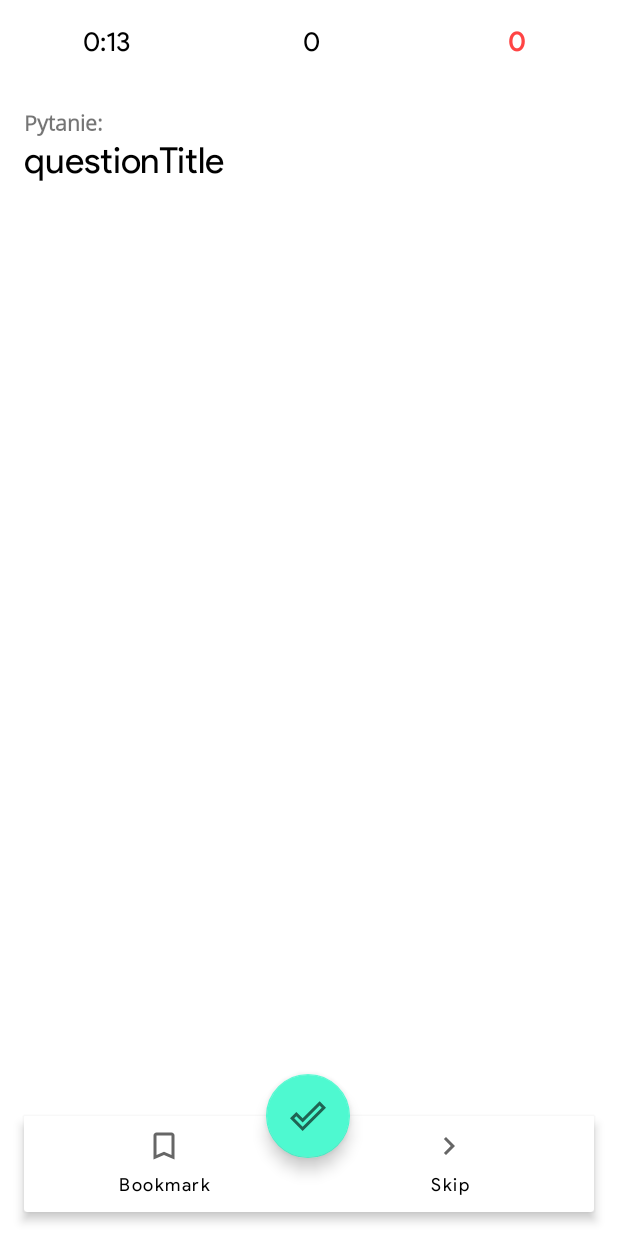
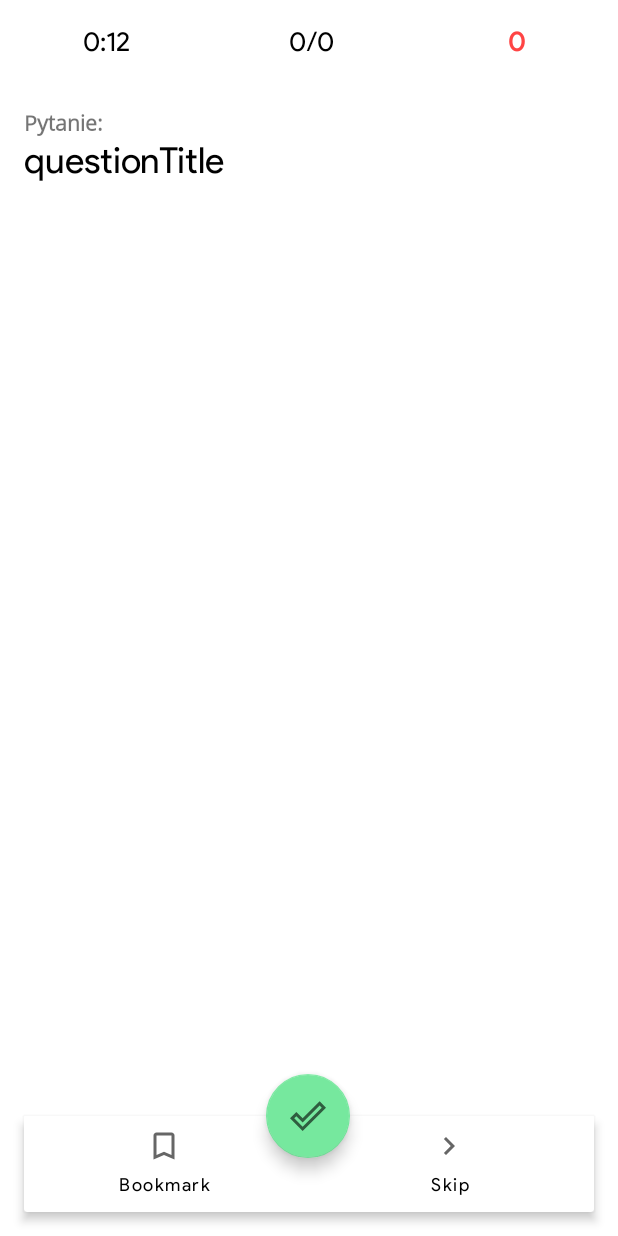
Before and after one commit to lutyjj/Testo, an Android app: the screen it shows after launch (MainActivity), after a tap on an icon or button, on a phone screen of 412 x 824 dp. Run offline under Robolectric (Android 15) with nearby library versions, the phone set to English and light mode, and no system bars; libraries missing offline, so code that uses them is left out: com.readystatesoftware.sqliteasset; 15 statements that could not run were skipped; 1 other tap on this screen came first.

Commit message:
Refactor, working FAB

```diff
--- a/app/src/main/java/by/lutyjj/testo/MainActivity.kt
+++ b/app/src/main/java/by/lutyjj/testo/MainActivity.kt
@@ -1,13 +1,13 @@
 package by.lutyjj.testo
 
 import AnswerAdapter
+import android.content.res.ColorStateList
 import android.os.Bundle
 import android.os.CountDownTimer
 import android.view.View
 import android.view.animation.AnimationUtils
 import android.widget.Button
 import android.widget.TextView
-import android.widget.Toast
 import androidx.appcompat.app.AppCompatActivity
 import androidx.recyclerview.widget.LinearLayoutManager
 import androidx.recyclerview.widget.RecyclerView
@@ -18,6 +18,12 @@ class MainActivity : AppCompatActivity() {
     private val adapter = AnswerAdapter()
     private var totalQuestions: Int = 0
     private var totalMistakes: Int = 0
+    private var totalCorrect: Int = 0
+    private var currentQuestion: Int = 0
+    private var isFabReady: Boolean = false
+    private var answeredQuestions: ArrayList<Int> = ArrayList()
+
+    private lateinit var db: DatabaseHelper
     private lateinit var answerList: ArrayList<String>
     private lateinit var correctList: ArrayList<Int>
 
@@ -25,58 +31,45 @@ class MainActivity : AppCompatActivity() {
         super.onCreate(savedInstanceState)
         setContentView(R.layout.activity_main)
 
-        val db = DatabaseHelper(this)
-        val question = findViewById<TextView>(R.id.questionTitle)
-        val mistakesTv = findViewById<TextView>(R.id.mistakes_counter)
         val rvAnswers = findViewById<View>(R.id.rvAnswers) as RecyclerView
         rvAnswers.adapter = adapter
-        updateList(db)
-        adapter.list = answerList
-        adapter.notifyDataSetChanged()
-
         rvAnswers.layoutManager = LinearLayoutManager(this)
         rvAnswers.addItemDecoration(MarginItemDecoration(resources.getDimension(R.dimen.default_padding).toInt()))
 
-        setTotalQuestions()
-        startTimer()
-
-        fun nextQuestion() {
-            mistakesTv.text = totalMistakes.toString()
-            adapter.list.clear()
-            adapter.clearSelectedAnsList()
-            updateList(db)
-            adapter.list.addAll(answerList)
-            val animation = AnimationUtils.loadAnimation(this, R.anim.item_animation)
-            question.startAnimation(animation)
-            rvAnswers.scheduleLayoutAnimation()
-            adapter.notifyDataSetChanged()
-        }
+        db = DatabaseHelper(this)
+        setTimer()
+        updateQuestion()
 
         val skipBtn = findViewById<Button>(R.id.skip)
-        skipBtn.setOnClickListener {
-            nextQuestion()
-        }
+        skipBtn.setOnClickListener { updateQuestion() }
 
         val fab = findViewById<FloatingActionButton>(R.id.fab)
         fab.setOnClickListener{
-            val list = adapter.getSelectedAnsList()
-            list.sort()
-            if(correctList == list)
-                Toast.makeText(this, "Correct", Toast.LENGTH_SHORT).show()
+            if (isFabReady) {
+                fab.setImageResource(R.drawable.ic_baseline_done_outline_24)
+                fab.backgroundTintList = ColorStateList.valueOf(resources.getColor(R.color.colorAccent))
+                updateQuestion()
+            }
             else {
-                totalMistakes++
-                Toast.makeText(this, "Wrong", Toast.LENGTH_SHORT).show()
+                val list = adapter.selectedList
+                list.sort()
+                if (correctList == list) {
+                    isFabReady
+                    answeredQuestions.add(currentQuestion)
+                    fab.backgroundTintList = ColorStateList.valueOf(resources.getColor(R.color.fabGreen))
+                    totalCorrect++
+                }
+                else {
+                    fab.setImageResource(R.drawable.ic_close_outline)
+                    fab.backgroundTintList = ColorStateList.valueOf(resources.getColor(R.color.fabRed))
+                    totalMistakes++
+                }
             }
-            nextQuestion()
+            isFabReady = !isFabReady
         }
     }
 
-    private fun setTotalQuestions() {
-        val questionCounter = findViewById<TextView>(R.id.question_counter)
-        questionCounter.text = totalQuestions.toString()
-    }
-
-    private fun startTimer() {
+    private fun setTimer() {
         val timer = findViewById<TextView>(R.id.timer)
         val countUpTimer = object : CountDownTimer(Long.MAX_VALUE,1000) {
             var seconds = 0
@@ -102,11 +95,18 @@ class MainActivity : AppCompatActivity() {
         countUpTimer.start()
     }
 
-    private fun updateList(db: DatabaseHelper) {
+    private fun updateData() {
         val question = findViewById<TextView>(R.id.questionTitle)
         val questionCursor = db.questions
         totalQuestions = questionCursor.count
-        val questionIndex = (1 until totalQuestions).random()
+        updateQuestionCounter()
+
+        var questionIndex = (1 .. totalQuestions).random()
+        while (answeredQuestions.contains(questionIndex)) {
+            questionIndex = (1 .. totalQuestions).random()
+        }
+
+        currentQuestion = questionIndex
         questionCursor.moveToPosition(questionIndex - 1)
         question.text = questionCursor.getString(1)
 
@@ -117,10 +117,31 @@ class MainActivity : AppCompatActivity() {
             answerList.add(c.getString(0))
             val isCorrect = c.getInt(1)
             if (isCorrect == 1)
-                correctList.add(c.getColumnIndex("is_correct"))
+                correctList.add(c.position)
         } while (c.moveToNext())
 
         this.answerList = answerList
         this.correctList = correctList
     }
+
+    private fun updateQuestion() {
+        val question = findViewById<TextView>(R.id.questionTitle)
+        val mistakesTv = findViewById<TextView>(R.id.mistakes_counter)
+        val rvAnswers = findViewById<RecyclerView>(R.id.rvAnswers)
+
+        mistakesTv.text = totalMistakes.toString()
+        adapter.list.clear()
+        adapter.selectedList.clear()
+        updateData()
+        adapter.list.addAll(answerList)
+        val animation = AnimationUtils.loadAnimation(this, R.anim.item_animation)
+        question.startAnimation(animation)
+        rvAnswers.scheduleLayoutAnimation()
+        adapter.notifyDataSetChanged()
+    }
+
+    private fun updateQuestionCounter() {
+        val questionCounter = findViewById<TextView>(R.id.question_counter)
+        questionCounter.text = "$totalCorrect/$totalQuestions"
+    }
 }
--- /dev/null
+++ b/app/src/main/res/drawable/ic_close_outline.xml
@@ -0,0 +1,11 @@
+<!-- drawable/ic_close_outline.xml -->
+<vector xmlns:android="http://schemas.android.com/apk/res/android"
+    android:width="24dp"
+    android:height="24dp"
+    android:viewportWidth="24"
+    android:viewportHeight="24"
+    android:tint="?attr/colorControlNormal">
+    <path
+        android:fillColor="@android:color/white"
+        android:pathData="M3,16.74L7.76,12L3,7.26L7.26,3L12,7.76L16.74,3L21,7.26L16.24,12L21,16.74L16.74,21L12,16.24L7.26,21L3,16.74M12,13.41L16.74,18.16L18.16,16.74L13.41,12L18.16,7.26L16.74,5.84L12,10.59L7.26,5.84L5.84,7.26L10.59,12L5.84,16.74L7.26,18.16L12,13.41Z" />
+</vector>
--- a/app/src/main/res/values/colors.xml
+++ b/app/src/main/res/values/colors.xml
@@ -4,4 +4,6 @@
     <color name="colorPrimaryDark">#3700B3</color>
     <color name="colorAccent">#4EF9D0</color>
     <color name="colorToolbar">#FFFFFF</color>
+    <color name="fabRed">#F44336</color>
+    <color name="fabGreen">#76e89e</color>
 </resources>
```
Also changed, not shown: app/src/main/java/by/lutyjj/testo/AnswerAdapter.kt (+7 -10 lines), app/src/main/res/drawable/item_answer_wrong.xml (added, +8 -0 lines).
